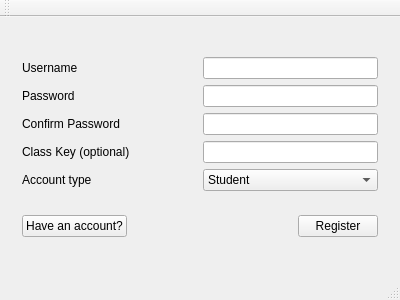
Above: portal/mainwindow.ui from zfrye06/Loque before the change. Below: the same form after it.
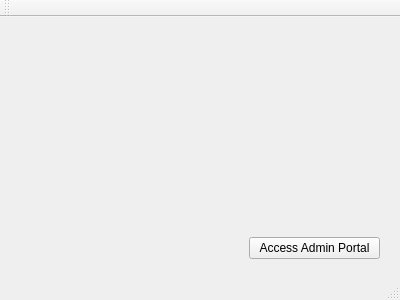
That is the form after the change. The open tabs and pages were chosen to show the change.

Commit message: Login/Sign Up buttons working.

```diff
--- a/portal/mainwindow.ui
+++ b/portal/mainwindow.ui
@@ -14,362 +14,19 @@
    <string>MainWindow</string>
   </property>
   <widget class="QWidget" name="centralWidget">
-   <layout class="QHBoxLayout" name="horizontalLayout_12">
-    <item>
-     <widget class="QStackedWidget" name="worldTreeWidget">
-      <property name="currentIndex">
-       <number>0</number>
-      </property>
-      <widget class="QWidget" name="loginPage">
-       <layout class="QHBoxLayout" name="horizontalLayout_5">
-        <item>
-         <layout class="QVBoxLayout" name="verticalLayout">
-          <item>
-           <layout class="QHBoxLayout" name="horizontalLayout">
-            <item>
-             <widget class="QLabel" name="label">
-              <property name="text">
-               <string>Username</string>
-              </property>
-             </widget>
-            </item>
-            <item>
-             <spacer name="horizontalSpacer">
-              <property name="orientation">
-               <enum>Qt::Horizontal</enum>
-              </property>
-              <property name="sizeHint" stdset="0">
-               <size>
-                <width>40</width>
-                <height>20</height>
-               </size>
-              </property>
-             </spacer>
-            </item>
-            <item>
-             <widget class="QLineEdit" name="usernameTextbox"/>
-            </item>
-           </layout>
-          </item>
-          <item>
-           <layout class="QHBoxLayout" name="horizontalLayout_2">
-            <item>
-             <widget class="QLabel" name="label_2">
-              <property name="text">
-               <string>Password </string>
-              </property>
-             </widget>
-            </item>
-            <item>
-             <spacer name="horizontalSpacer_2">
-              <property name="orientation">
-               <enum>Qt::Horizontal</enum>
-              </property>
-              <property name="sizeHint" stdset="0">
-               <size>
-                <width>40</width>
-                <height>20</height>
-               </size>
-              </property>
-             </spacer>
-            </item>
-            <item>
-             <widget class="QLineEdit" name="passwordTextbox">
-              <property name="enabled">
-               <bool>true</bool>
-              </property>
-             </widget>
-            </item>
-           </layout>
-          </item>
-          <item>
-           <layout class="QHBoxLayout" name="horizontalLayout_3">
-            <item>
-             <spacer name="horizontalSpacer_3">
-              <property name="orientation">
-               <enum>Qt::Horizontal</enum>
-              </property>
-              <property name="sizeHint" stdset="0">
-               <size>
-                <width>40</width>
-                <height>20</height>
-               </size>
-              </property>
-             </spacer>
-            </item>
-            <item>
-             <widget class="QPushButton" name="createAccountButton">
-              <property name="text">
-               <string>Create Account</string>
-              </property>
-             </widget>
-            </item>
-            <item>
-             <spacer name="horizontalSpacer_9">
-              <property name="orientation">
-               <enum>Qt::Horizontal</enum>
-              </property>
-              <property name="sizeType">
-               <enum>QSizePolicy::Minimum</enum>
-              </property>
-              <property name="sizeHint" stdset="0">
-               <size>
-                <width>20</width>
-                <height>20</height>
-               </size>
-              </property>
-             </spacer>
-            </item>
-            <item>
-             <widget class="QPushButton" name="loginButton">
-              <property name="text">
-               <string>Login</string>
-              </property>
-             </widget>
-            </item>
-           </layout>
-          </item>
-         </layout>
-        </item>
-       </layout>
-      </widget>
-      <widget class="QWidget" name="registerPage">
-       <layout class="QHBoxLayout" name="horizontalLayout_13">
-        <item>
-         <layout class="QVBoxLayout" name="verticalLayout_4">
-          <item>
-           <layout class="QHBoxLayout" name="horizontalLayout_10">
-            <item>
-             <layout class="QVBoxLayout" name="verticalLayout_2">
-              <item>
-               <layout class="QHBoxLayout" name="horizontalLayout_4">
-                <item>
-                 <widget class="QLabel" name="label_3">
-                  <property name="text">
-                   <string>Username</string>
-                  </property>
-                 </widget>
-                </item>
-                <item>
-                 <spacer name="horizontalSpacer_4">
-                  <property name="orientation">
-                   <enum>Qt::Horizontal</enum>
-                  </property>
-                  <property name="sizeHint" stdset="0">
-                   <size>
-                    <width>40</width>
-                    <height>20</height>
-                   </size>
-                  </property>
-                 </spacer>
-                </item>
-               </layout>
-              </item>
-              <item>
-               <layout class="QHBoxLayout" name="horizontalLayout_6">
-                <item>
-                 <widget class="QLabel" name="label_4">
-                  <property name="text">
-                   <string>Password</string>
-                  </property>
-                 </widget>
-                </item>
-                <item>
-                 <spacer name="horizontalSpacer_5">
-                  <property name="orientation">
-                   <enum>Qt::Horizontal</enum>
-                  </property>
-                  <property name="sizeHint" stdset="0">
-                   <size>
-                    <width>40</width>
-                    <height>20</height>
-                   </size>
-                  </property>
-                 </spacer>
-                </item>
-               </layout>
-              </item>
-              <item>
-               <layout class="QHBoxLayout" name="horizontalLayout_7">
-                <item>
-                 <widget class="QLabel" name="label_5">
-                  <property name="text">
-                   <string>Confirm Password</string>
-                  </property>
-                 </widget>
-                </item>
-                <item>
-                 <spacer name="horizontalSpacer_6">
-                  <property name="orientation">
-                   <enum>Qt::Horizontal</enum>
-                  </property>
-                  <property name="sizeHint" stdset="0">
-                   <size>
-                    <width>40</width>
-                    <height>20</height>
-                   </size>
-                  </property>
-                 </spacer>
-                </item>
-               </layout>
-              </item>
-              <item>
-               <layout class="QHBoxLayout" name="horizontalLayout_8">
-                <item>
-                 <widget class="QLabel" name="label_6">
-                  <property name="text">
-                   <string>Class Key (optional)</string>
-                  </property>
-                 </widget>
-                </item>
-                <item>
-                 <spacer name="horizontalSpacer_7">
-                  <property name="orientation">
-                   <enum>Qt::Horizontal</enum>
-                  </property>
-                  <property name="sizeHint" stdset="0">
-                   <size>
-                    <width>40</width>
-                    <height>20</height>
-                   </size>
-                  </property>
-                 </spacer>
-                </item>
-               </layout>
-              </item>
-              <item>
-               <layout class="QHBoxLayout" name="horizontalLayout_9">
-                <item>
-                 <widget class="QLabel" name="label_7">
-                  <property name="text">
-                   <string>Account type</string>
-                  </property>
-                 </widget>
-                </item>
-                <item>
-                 <spacer name="horizontalSpacer_8">
-                  <property name="orientation">
-                   <enum>Qt::Horizontal</enum>
-                  </property>
-                  <property name="sizeHint" stdset="0">
-                   <size>
-                    <width>40</width>
-                    <height>20</height>
-                   </size>
-                  </property>
-                 </spacer>
-                </item>
-               </layout>
-              </item>
-             </layout>
-            </item>
-            <item>
-             <layout class="QVBoxLayout" name="verticalLayout_3">
-              <item>
-               <widget class="QLineEdit" name="lineEdit"/>
-              </item>
-              <item>
-               <widget class="QLineEdit" name="lineEdit_2"/>
-              </item>
-              <item>
-               <widget class="QLineEdit" name="lineEdit_3"/>
-              </item>
-              <item>
-               <widget class="QLineEdit" name="lineEdit_4"/>
-              </item>
-              <item>
-               <widget class="QComboBox" name="comboBox">
-                <item>
-                 <property name="text">
-                  <string>Student</string>
-                 </property>
-                </item>
-                <item>
-                 <property name="text">
-                  <string>Admin</string>
-                 </property>
-                </item>
-               </widget>
-              </item>
-             </layout>
-            </item>
-           </layout>
-          </item>
-          <item>
-           <layout class="QHBoxLayout" name="horizontalLayout_11">
-            <item>
-             <widget class="QPushButton" name="haveAnAccountButton">
-              <property name="text">
-               <string>Have an account?</string>
-              </property>
-             </widget>
-            </item>
-            <item>
-             <spacer name="horizontalSpacer_10">
-              <property name="orientation">
-               <enum>Qt::Horizontal</enum>
-              </property>
-              <property name="sizeHint" stdset="0">
-               <size>
-                <width>40</width>
-                <height>20</height>
-               </size>
-              </property>
-             </spacer>
-            </item>
-            <item>
-             <widget class="QPushButton" name="registerButton">
-              <property name="text">
-               <string>Register</string>
-              </property>
-             </widget>
-            </item>
-           </layout>
-          </item>
-         </layout>
-        </item>
-       </layout>
-      </widget>
-      <widget class="QWidget" name="playPage">
-       <layout class="QHBoxLayout" name="horizontalLayout_14">
-        <item>
-         <widget class="QTabWidget" name="portalManager">
-          <property name="currentIndex">
-           <number>0</number>
-          </property>
-          <widget class="QWidget" name="playTab">
-           <attribute name="title">
-            <string>Play</string>
-           </attribute>
-           <layout class="QHBoxLayout" name="horizontalLayout_15">
-            <item>
-             <widget class="QStackedWidget" name="stackedWidget_2">
-              <property name="currentIndex">
-               <number>0</number>
-              </property>
-              <widget class="QWidget" name="page"/>
-              <widget class="QWidget" name="page_2"/>
-             </widget>
-            </item>
-           </layout>
-          </widget>
-          <widget class="QWidget" name="statisticsTab">
-           <attribute name="title">
-            <string>Statistics</string>
-           </attribute>
-          </widget>
-          <widget class="QWidget" name="classesTab">
-           <attribute name="title">
-            <string>Classes</string>
-           </attribute>
-          </widget>
-         </widget>
-        </item>
-       </layout>
-      </widget>
-     </widget>
-    </item>
-   </layout>
+   <widget class="QPushButton" name="pushButton">
+    <property name="geometry">
+     <rect>
+      <x>249</x>
+      <y>220</y>
+      <width>131</width>
+      <height>22</height>
+     </rect>
+    </property>
+    <property name="text">
+     <string>Access Admin Portal</string>
+    </property>
+   </widget>
   </widget>
   <widget class="QMenuBar" name="menuBar">
    <property name="geometry">
```
Left out of the diff: 2 changed lines with no effect on the pictures. The commit also changes 7 other files.
